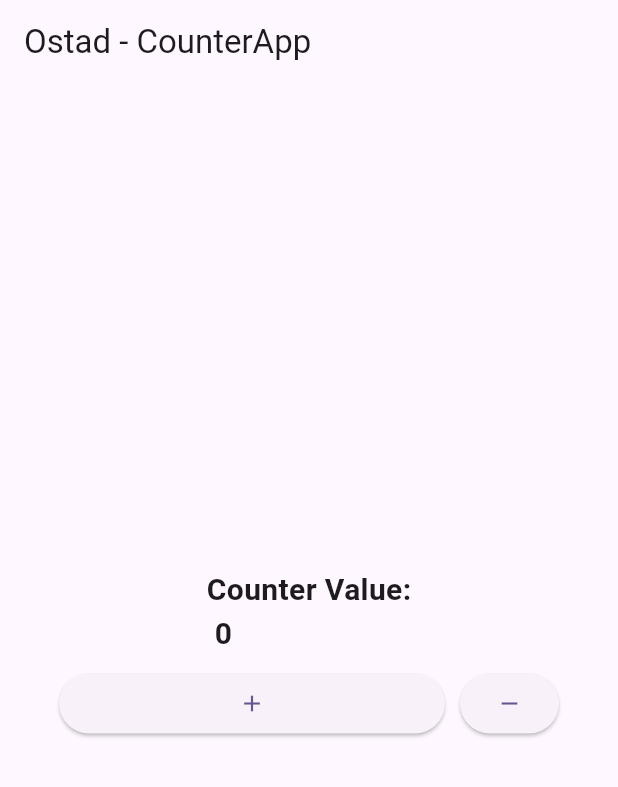
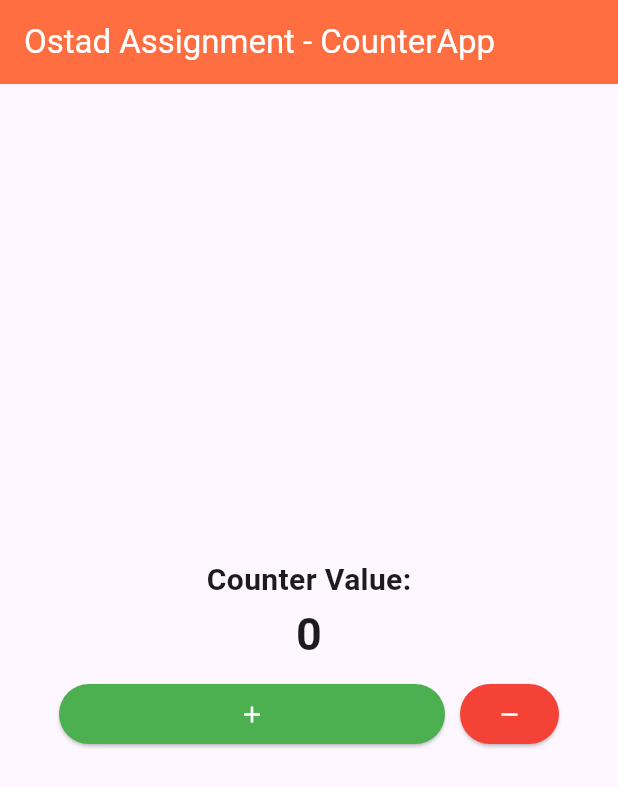
Before and after one commit to Faisal0385/ostad_assignment_4, a Flutter app: the screen it shows after launch, on a phone screen of 412 x 824 dp. Shown: the top 787 px of the screen. Run offline on Flutter 3.47's test engine with Material 2 defaults, Android fonts, the phone set to English and light mode, and no system bars.

Commit message:
second update

```diff
--- a/lib/main.dart
+++ b/lib/main.dart
@@ -37,17 +37,28 @@ class _CounterAppState extends State<CounterApp> {
   Widget build(BuildContext context) {
     return Scaffold(
         appBar: AppBar(
-          title: Text("Ostad - CounterApp"),
+          title: const Text("Ostad Assignment - CounterApp", style: TextStyle(
+            color: Colors.white
+        ),),
+          backgroundColor: Colors.deepOrangeAccent,
         ),
         body: Column(
           mainAxisAlignment: MainAxisAlignment.center,
           crossAxisAlignment: CrossAxisAlignment.center,
           children: [
             Container(
-              child: Text("Counter Value:\n ${initialValue}", style: TextStyle(
-                fontSize: 20,
-                fontWeight: FontWeight.bold
-              ),),
+              child: Column(
+                children: [
+                  const Text(
+                    "Counter Value:",
+                    style: const TextStyle(fontSize: 20, fontWeight: FontWeight.bold),
+                  ),
+                  Text(
+                    initialValue.toString(),
+                    style: const TextStyle(fontSize: 30, fontWeight: FontWeight.bold),
+                  ),
+                ],
+              )
             ),
             // Both buttons should be in a Row and have different sizes (responsive).
             Padding(
@@ -60,6 +71,9 @@ class _CounterAppState extends State<CounterApp> {
                   Expanded(
                     flex: 2,
                     child: ElevatedButton(
+                      style: ButtonStyle(
+                        backgroundColor: MaterialStateProperty.all(Colors.green)
+                      ),
                       onPressed: () {
                         initialValue++;
 
@@ -98,16 +112,19 @@ class _CounterAppState extends State<CounterApp> {
 
                         setState(() {});
                       },
-                      child: Icon(Icons.add),
+                      child: Icon(Icons.add, color: Colors.white,),
                     ),
                   ),
-                  SizedBox(
+                  const SizedBox(
                     width: 10,
                   ),
                   // Press the "Decrement" button to decrease the counter value by 1.
                   Flexible(
                     flex: 1,
                     child: ElevatedButton(
+                      style: ButtonStyle(
+                          backgroundColor: MaterialStateProperty.all(Colors.red)
+                      ),
                       onPressed: () {
                         initialValue--;
                         if (initialValue == 5) {
@@ -133,7 +150,7 @@ class _CounterAppState extends State<CounterApp> {
                         }
                         setState(() {});
                       },
-                      child: Icon(Icons.remove),
+                      child: Icon(Icons.remove, color: Colors.white,),
                     ),
                   ),
                 ],
--- a/lib/second_screen.dart
+++ b/lib/second_screen.dart
@@ -6,7 +6,10 @@ class SecondScreen extends StatelessWidget {
   Widget build(BuildContext context) {
     return Scaffold(
       appBar: AppBar(
-        title: Text("Ostad Assignment - CounterApp"),
+        title: Text("Ostad Assignment - CounterApp", style: TextStyle(
+          color: Colors.white
+        ),),
+        backgroundColor: Colors.deepOrangeAccent,
       ),
       body: Center(
         child: Container(
```
